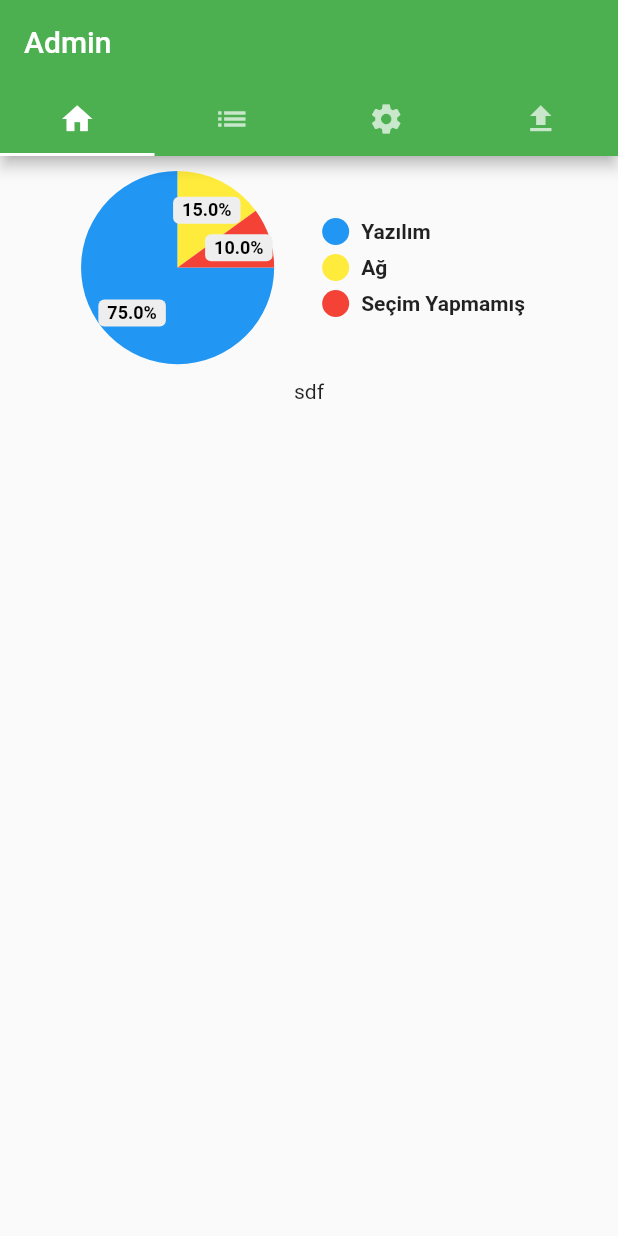
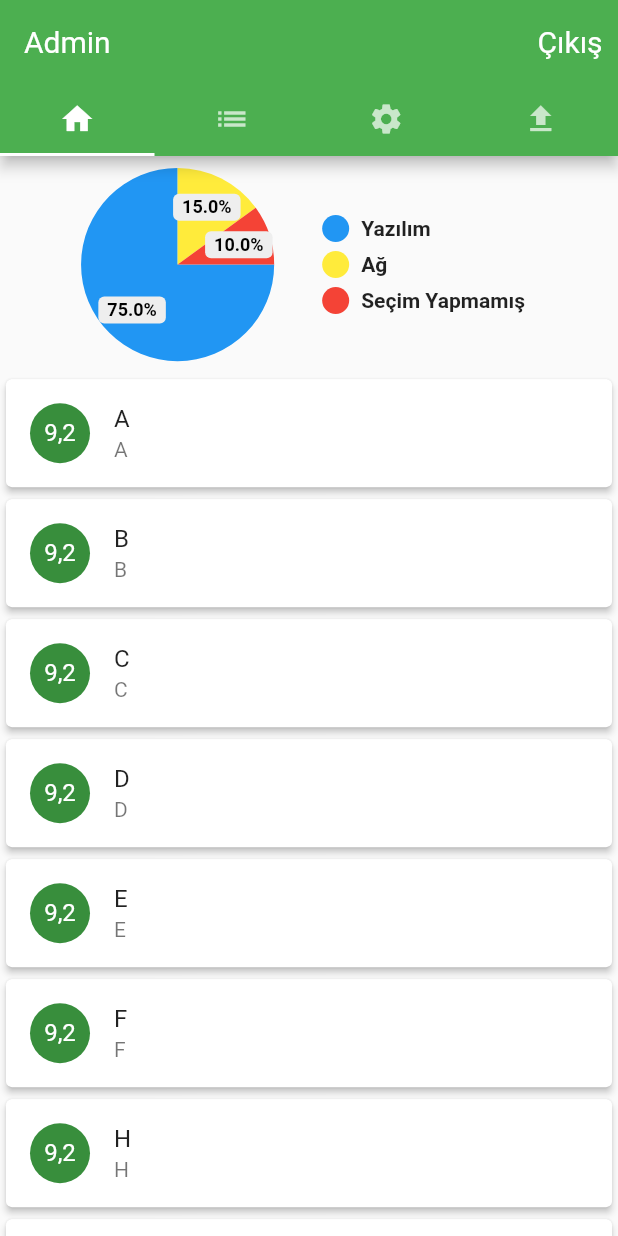
Before and after one commit to ozdemirali/branch_select_app, a Flutter app: the screen it shows after launch, on a phone screen of 412 x 824 dp. Run offline on Flutter 3.47's test engine with Material 2 defaults, Android fonts, the phone set to English and light mode, and no system bars; drawn by our look-alikes of pie_chart; our stand-ins replace dropdown_formfield, email_validator, mask_text_input_formatter.

Commit message:
Admin screen is done

```diff
--- a/lib/screens/admin.dart
+++ b/lib/screens/admin.dart
@@ -38,7 +38,7 @@ class AdminState extends State<Admin> with SingleTickerProviderStateMixin {
     return Scaffold(
       resizeToAvoidBottomInset: false,
       appBar: AppBar(
-        title: Text("Admin"),
+        title: Text("Admin",style: TextStyle(fontSize: 20.0,fontWeight: FontWeight.normal)),
         bottom: TabBar(
           controller: _tabController,
           indicatorColor: Colors.white,
@@ -46,7 +46,15 @@ class AdminState extends State<Admin> with SingleTickerProviderStateMixin {
         ),
         actions: [
           TextButton(
-              style:TextButton.styleFrom(textStyle: TextStyle(fontSize: 20)) ,
+              style: TextButton.styleFrom(
+                textStyle: const TextStyle(fontSize: 20,fontWeight: FontWeight.normal),
+                primary: Colors.white
+              ),
+              // style: TextButton.styleFrom(
+              //   //padding: const EdgeInsets.all(16.0),
+              //   primary: Colors.white,
+              //   textStyle: const TextStyle(fontSize: 20),
+              // ),
               onPressed: (){print("Çıkış");},
               child: Text("Çıkış"))
         ],
--- a/lib/widgets/choicesMade.dart
+++ b/lib/widgets/choicesMade.dart
@@ -23,16 +23,17 @@ class ChoicesMadeState extends State<ChoicesMade> {
     Colors.yellow,
     Colors.red,
   ];
-   List<String> item=["A","B","C","D","E","F"];
+   List<String> item=["A","B","C","D","E","F","H","I","J","K"];
 
   @override
   Widget build(BuildContext context) {
     // TODO: implement build
-    return Column(
+    return Container(
+      height: MediaQuery.of(context).size.height,
+      child: Column(
+        crossAxisAlignment: CrossAxisAlignment.stretch,
         children: [
-        Container(
-          padding: EdgeInsets.fromLTRB(0, 2, 0, 0),
-          child: PieChart(
+          PieChart(
                 dataMap: dataMap,
                 animationDuration: Duration(milliseconds: 800),
                 chartLegendSpacing: 32,
@@ -59,12 +60,62 @@ class ChoicesMadeState extends State<ChoicesMade> {
                   decimalPlaces: 1,
                 ),
               ),
+          Expanded(
+            child: ListView.builder(
+                  shrinkWrap: true,
+                  itemCount: item.length,
+                  itemBuilder: (BuildContext context,int position){
+                   return Dismissible(
+                     key: Key(item[position]),
+                     onDismissed:(direction) async{
+                       print("silindi");
+                     },
+                     secondaryBackground:Container(
+                       child: Center(
+                         child: Text("Sil",style: TextStyle(fontWeight: FontWeight.bold,color:Colors.white),),
                        ),
-        Container(
-          padding: EdgeInsets.fromLTRB(0, 2, 0, 0),
-          child:Text("sdf"),
+                       color: Colors.red,
                      ),
+                     background: Container(),
+                     child: Card(
+                       color: Colors.white,
+                       elevation: 2.0,
+                       child: ListTile(
+                         leading: CircleAvatar(
+                           //backgroundColor: _appointedWorkplaceList[position].type=="Alan Dışı"?Colors.red:Colors.blue,
+                           child: Text("9,2"),
+                         ),
+                         title: Text(item[position]),
+                         subtitle: Text(item[position]),
+                         onTap: (){
+                           print("Seçildi");
+                           // showToNotification(context,_appointedWorkplaceList[position]);
+                         },
+                       ),
+                     ),
+                   );
 
-      ]);
+                  // return Card(
+                  //   color: Colors.white,
+                  //   elevation: 2.0,
+                  //   child: ListTile(
+                  //     leading: CircleAvatar(
+                  //       //backgroundColor: _appointedWorkplaceList[position].type=="Alan Dışı"?Colors.red:Colors.blue,
+                  //       child: Text("A"),
+                  //     ),
+                  //     title: Text(item[position]),
+                  //     subtitle: Text(item[position]),
+                  //     onTap: (){
+                  //       print("Seçildi");
+                  //      // showToNotification(context,_appointedWorkplaceList[position]);
+                  //     },
+                  //   ),
+                  // );
+                },
+              ),
+          ),
+        ],
+      ),
+    );
   }
 }
```
Lines whose indentation alone changed are shown as unchanged.
